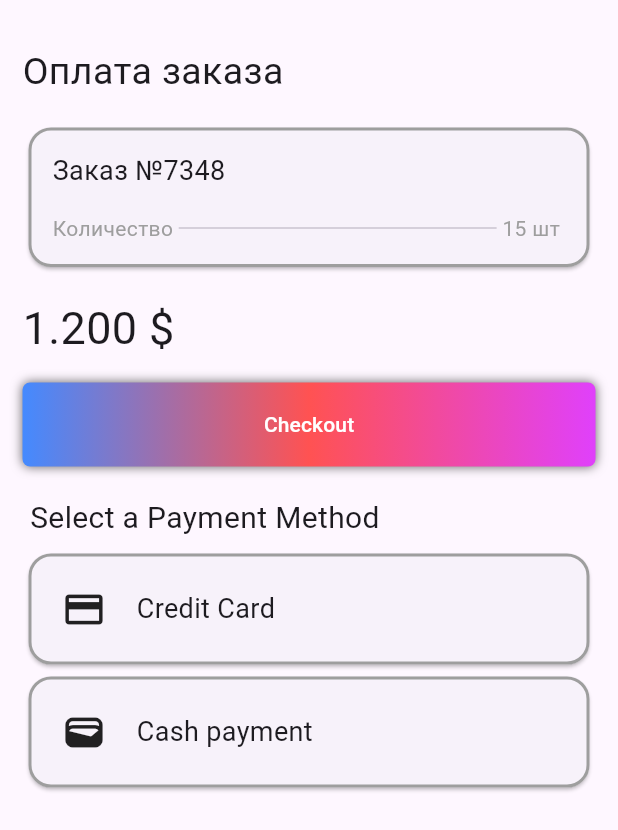
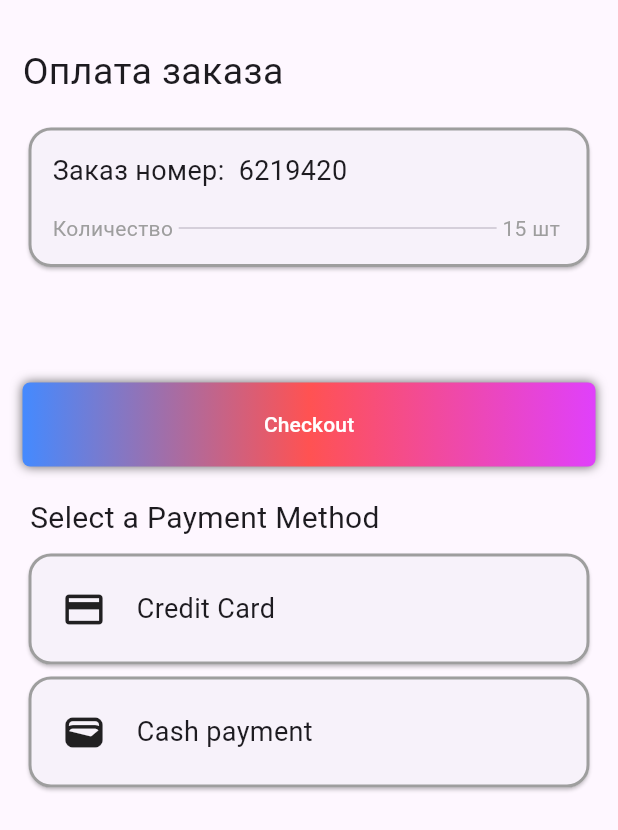
Before and after one commit to Artur1im/online_shop, a Flutter app: the screen it shows after launch, item 2 of the bottom bar chosen, scrolled down 508 dp, after a tap on "Оформить заказ", on a phone screen of 412 x 824 dp. Shown: the top 830 px of the screen. Run offline on Flutter 3.47's test engine with Material 3 defaults, Android fonts, the phone set to English and light mode, and no system bars; our stand-ins replace animated_notch_bottom_bar, bloc, flutter_spinkit, google_fonts, image_picker, nice_buttons; missing offline and left inert: flutter_simple_calculator; network calls fail; Roboto replaces fonts that are missing (Big); statements that could not run were skipped.

Commit message:
добавил логику в приложения и новый виджет

```diff
--- a/lib/page/bottom_navigation_bar.dart
+++ b/lib/page/bottom_navigation_bar.dart
@@ -1,9 +1,9 @@
 import 'dart:developer';
 import 'package:animated_notch_bottom_bar/animated_notch_bottom_bar/animated_notch_bottom_bar.dart';
 import 'package:flutter/material.dart';
+import 'package:online_shop/page/calculator_page.dart';
 import 'package:online_shop/page/intro_page.dart';
 import 'package:online_shop/page/cart.dart';
-import 'package:online_shop/page/drag_me.dart';
 import 'package:online_shop/page/home.dart';
 import 'package:online_shop/page/person.dart';
 
@@ -31,7 +31,7 @@ class _BottomNbState extends State<BottomNb> {
     const Person(),
     const Cart(),
     const Home(),
-    const Page4(),
+    const CalculatorPage(),
     const IntroPage(),
   ];
 
--- /dev/null
+++ b/lib/page/calculator_page.dart
@@ -0,0 +1,21 @@
+import 'package:flutter/material.dart';
+import 'package:flutter_simple_calculator/flutter_simple_calculator.dart';
+
+class CalculatorPage extends StatelessWidget {
+  const CalculatorPage({super.key});
+
+  @override
+  Widget build(BuildContext context) {
+    return const Scaffold(
+      body: Center(
+        child: SizedBox(
+          width: 400,
+          height: 400,
+          child: SimpleCalculator(
+            theme: CalculatorThemeData(),
+          ),
+        ),
+      ),
+    );
+  }
+}
--- a/lib/page/cart.dart
+++ b/lib/page/cart.dart
@@ -52,7 +52,9 @@ class _CartState extends State<Cart> {
                       Navigator.push(
                         context,
                         MaterialPageRoute(
-                            builder: (context) => const Payment()),
+                            builder: (context) => Payment(
+                                  totalPrise: '',
+                                )),
                       );
                     }),
                 const SizedBox(
--- a/lib/page/cart_page.dart
+++ b/lib/page/cart_page.dart
@@ -1,6 +1,7 @@
 import 'package:flutter/material.dart';
 import 'package:google_fonts/google_fonts.dart';
 import 'package:online_shop/model/cart_model.dart';
+import 'package:online_shop/page/payment.dart';
 import 'package:provider/provider.dart';
 
 class CartPage extends StatelessWidget {
@@ -60,7 +61,16 @@ class CartPage extends StatelessWidget {
                             ),
                           );
                         })),
-                Padding(
+                InkWell(
+                  onTap: () {
+                    Navigator.push(
+                        context,
+                        MaterialPageRoute(
+                            builder: (context) => Payment(
+                                  totalPrise: '\$' + value.calculateTotal(),
+                                )));
+                  },
+                  child: Padding(
                     padding: const EdgeInsets.all(36.0),
                     child: Container(
                       decoration: BoxDecoration(
@@ -112,6 +122,7 @@ class CartPage extends StatelessWidget {
                         ],
                       ),
                     ),
+                  ),
                 )
               ]);
         }));
--- a/lib/page/drag_me.dart
+++ /dev/null
@@ -1,58 +0,0 @@
-import 'package:flutter/material.dart';
-
-class DraggableWidget extends StatefulWidget {
-  const DraggableWidget({super.key});
-
-  @override
-  // ignore: library_private_types_in_public_api
-  _DraggableWidgetState createState() => _DraggableWidgetState();
-}
-
-class _DraggableWidgetState extends State<DraggableWidget> {
-  double _xPosition = 0;
-  double _yPosition = 0;
-
-  @override
-  Widget build(BuildContext context) {
-    return Positioned(
-      left: _xPosition,
-      top: _yPosition,
-      child: GestureDetector(
-        onPanUpdate: (details) {
-          setState(() {
-            _xPosition += details.delta.dx;
-            _yPosition += details.delta.dy;
-          });
-        },
-        child: Container(
-          width: 100,
-          height: 100,
-          color: Colors.blue,
-          child: const Center(
-            child: Text(
-              'drag me',
-              style: TextStyle(color: Colors.white, fontSize: 20),
-            ),
-          ),
-        ),
-      ),
-    );
-  }
-}
-
-class Page4 extends StatelessWidget {
-  const Page4({super.key});
-
-  @override
-  Widget build(BuildContext context) {
-    return const MaterialApp(
-      home: Scaffold(
-        body: Stack(
-          children: [
-            DraggableWidget(),
-          ],
-        ),
-      ),
-    );
-  }
-}
--- a/lib/page/payment.dart
+++ b/lib/page/payment.dart
@@ -1,26 +1,38 @@
+// ignore_for_file: must_be_immutable
+import 'dart:math';
+
 import 'package:flutter/material.dart';
 import 'package:online_shop/widget/button.dart';
 import 'package:online_shop/widget/card.dart';
 import 'package:online_shop/widget/text.dart';
 
 class Payment extends StatefulWidget {
-  const Payment({super.key});
+  String totalPrise;
+  Payment({super.key, required this.totalPrise});
 
   @override
   State<Payment> createState() => PaymentState();
 }
 
 class PaymentState extends State<Payment> {
-// final ShopBloc shopBloc = ShopBloc();
+  int numBer = 0;
+  @override
+  void initState() {
+    super.initState();
+    generateRandomNumber();
+  }
+
+  void generateRandomNumber() {
+    var rng = Random();
+    setState(() {
+      numBer = rng.nextInt(10000000);
+    });
+  }
+
   @override
   Widget build(BuildContext context) {
     return Scaffold(
-      body:
-          //  BlocBuilder<ShopBloc, ShopState>(
-          //   bloc: shopBloc,
-          //   builder: (context, state) {
-          //     return
-          Container(
+      body: Container(
         height: MediaQuery.of(context).size.height,
         width: MediaQuery.of(context).size.width,
         padding: const EdgeInsets.symmetric(horizontal: 15),
@@ -33,17 +45,17 @@ class PaymentState extends State<Payment> {
             ),
           ),
           UniversalCard(
-            widget: const Column(
+            widget: Column(
               crossAxisAlignment: CrossAxisAlignment.start,
               children: [
                 Text(
-                  'Заказ №7348',
-                  style: TextStyle(fontSize: 18),
+                  "Заказ номер:  $numBer",
+                  style: const TextStyle(fontSize: 18),
                 ),
-                SizedBox(
+                const SizedBox(
                   height: 15,
                 ),
-                Row(
+                const Row(
                   children: [
                     Text(
                       'Количество ',
@@ -62,9 +74,9 @@ class PaymentState extends State<Payment> {
           const SizedBox(
             height: 15,
           ),
-          const BigText(
+          BigText(
             size: 30,
-            title: '1.200 \$',
+            title: widget.totalPrise,
           ),
           SizedBox(
               width: double.infinity,
@@ -116,8 +128,6 @@ class PaymentState extends State<Payment> {
             ),
           )),
         ]),
-        //   );
-        // },
       ),
     );
   }
--- a/pubspec.yaml
+++ b/pubspec.yaml
@@ -22,6 +22,7 @@ dependencies:
   image_picker: ^1.0.7
   google_fonts: ^6.2.1
   provider: ^6.1.2
+  flutter_simple_calculator: ^2.2.5
 
 dev_dependencies:
   flutter_test:
```
Also changed, not shown: pubspec.lock. Lines whose indentation alone changed are shown as unchanged.
